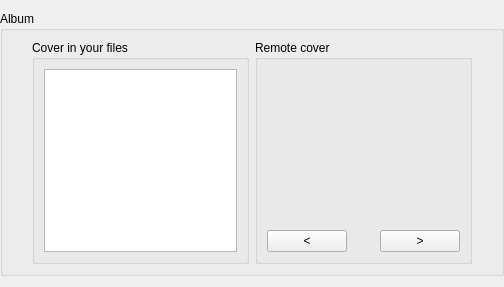
Above: templateCover.ui from Ilya87/cover-fetcher before the change. Below: the same form after it.
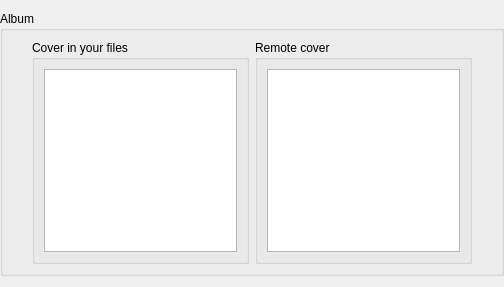
That is the form after the change.

```diff
--- a/templateCover.ui
+++ b/templateCover.ui
@@ -122,41 +122,56 @@
         </property>
         <layout class="QVBoxLayout" name="verticalLayout">
          <item>
-          <widget class="QStackedWidget" name="remoteCovers"/>
-         </item>
-         <item>
-          <layout class="QHBoxLayout" name="horizontalLayout_5">
-           <item>
-            <widget class="QPushButton" name="previousCoverButton">
-             <property name="text">
-              <string>&lt;</string>
-             </property>
-            </widget>
-           </item>
-           <item>
-            <spacer name="rightSpacer_2">
-             <property name="orientation">
-              <enum>Qt::Horizontal</enum>
-             </property>
-             <property name="sizeType">
-              <enum>QSizePolicy::Expanding</enum>
-             </property>
-             <property name="sizeHint" stdset="0">
-              <size>
-               <width>20</width>
-               <height>20</height>
-              </size>
-             </property>
-            </spacer>
-           </item>
-           <item>
-            <widget class="QPushButton" name="nextCoverButton">
-             <property name="text">
-              <string>&gt;</string>
-             </property>
-            </widget>
-           </item>
-          </layout>
+          <widget class="QListWidget" name="remoteCovers">
+           <property name="sizePolicy">
+            <sizepolicy hsizetype="Expanding" vsizetype="Expanding">
+             <horstretch>0</horstretch>
+             <verstretch>0</verstretch>
+            </sizepolicy>
+           </property>
+           <property name="minimumSize">
+            <size>
+             <width>32</width>
+             <height>32</height>
+            </size>
+           </property>
+           <property name="maximumSize">
+            <size>
+             <width>512</width>
+             <height>512</height>
+            </size>
+           </property>
+           <property name="focusPolicy">
+            <enum>Qt::ClickFocus</enum>
+           </property>
+           <property name="contextMenuPolicy">
+            <enum>Qt::NoContextMenu</enum>
+           </property>
+           <property name="verticalScrollBarPolicy">
+            <enum>Qt::ScrollBarAlwaysOff</enum>
+           </property>
+           <property name="horizontalScrollBarPolicy">
+            <enum>Qt::ScrollBarAlwaysOff</enum>
+           </property>
+           <property name="sizeAdjustPolicy">
+            <enum>QAbstractScrollArea::AdjustToContents</enum>
+           </property>
+           <property name="editTriggers">
+            <set>QAbstractItemView::NoEditTriggers</set>
+           </property>
+           <property name="showDropIndicator" stdset="0">
+            <bool>false</bool>
+           </property>
+           <property name="dragDropMode">
+            <enum>QAbstractItemView::NoDragDrop</enum>
+           </property>
+           <property name="movement">
+            <enum>QListView::Static</enum>
+           </property>
+           <property name="viewMode">
+            <enum>QListView::IconMode</enum>
+           </property>
+          </widget>
          </item>
         </layout>
        </widget>
```
